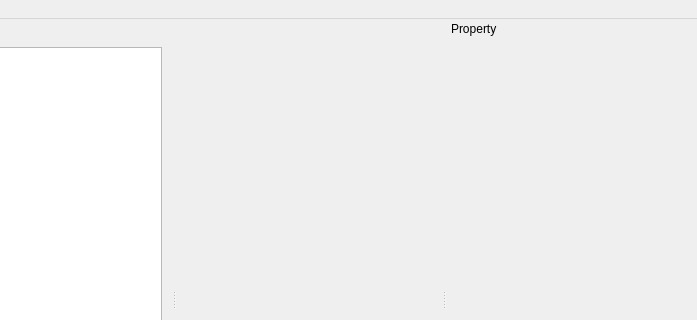
Qt form apps/dev/views/mainwindow_view.ui (csplink/csp) before a commit; both pictures show x 103 to 800 and y 0 to 320 of the 800 by 600 pixel window.
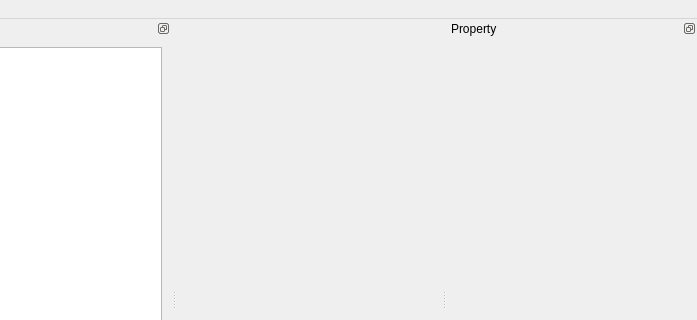
The same form after that commit. The open tabs and pages were chosen to show the change. Custom widgets are drawn as their Qt base class.

Commit message: ✨ feat(app/dev): change ui

What changed in the file:
```diff
--- a/apps/dev/views/mainwindow_view.ui
+++ b/apps/dev/views/mainwindow_view.ui
@@ -67,11 +67,11 @@
    <property name="minimumSize">
     <size>
      <width>250</width>
-     <height>107</height>
+     <height>156</height>
     </size>
    </property>
    <property name="features">
-    <set>QDockWidget::NoDockWidgetFeatures</set>
+    <set>QDockWidget::DockWidgetFloatable|QDockWidget::DockWidgetMovable</set>
    </property>
    <property name="windowTitle">
     <string>Project</string>
@@ -95,7 +95,7 @@
     </size>
    </property>
    <property name="features">
-    <set>QDockWidget::NoDockWidgetFeatures</set>
+    <set>QDockWidget::DockWidgetFloatable|QDockWidget::DockWidgetMovable</set>
    </property>
    <property name="windowTitle">
     <string>Property</string>
```
Left out of the diff: 5 changed lines with no effect on the pictures. The commit also changes 4 other files.
